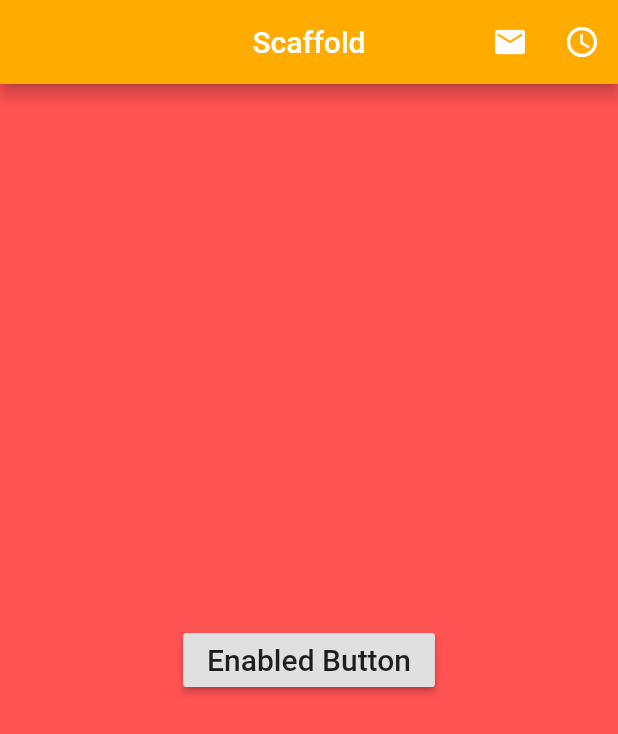
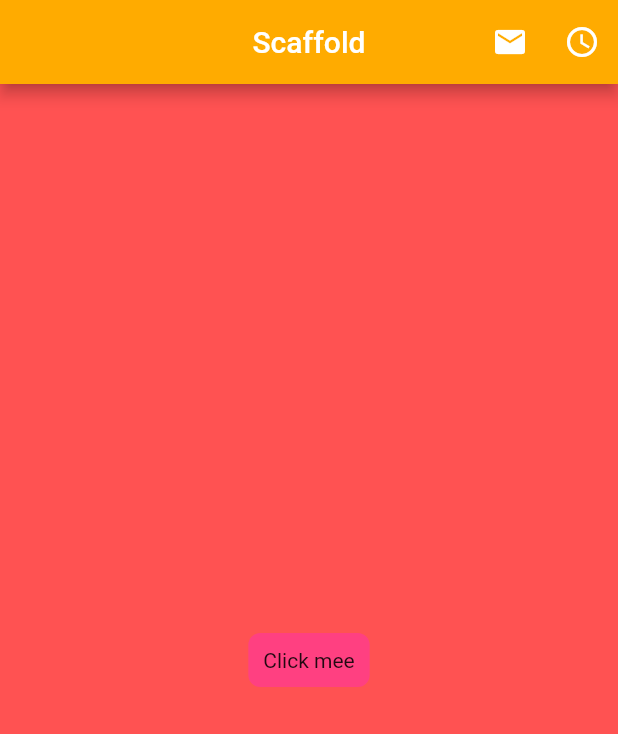
Before and after one commit to bedezub/flutter-hello-world, a Flutter app: the screen it shows after launch, on a phone screen of 412 x 824 dp. Shown: the top 734 px of the screen. Run offline on Flutter 3.47's test engine with Material 2 defaults, Android fonts, the phone set to English and light mode, and no system bars.

Commit message:
Custom Button

```diff
--- /dev/null
+++ b/lib/buttons/custom_button.dart
@@ -0,0 +1,25 @@
+import 'package:flutter/material.dart';
+
+class CustomButton extends StatelessWidget {
+  @override
+  Widget build(BuildContext context) {
+    return GestureDetector(onTap: () {
+
+      final snackBar = SnackBar(
+        content: Text("Hello Again!"),
+      );
+      Scaffold.of(context).showSnackBar(snackBar);
+    },
+
+      child: Container(
+        padding: EdgeInsets.all(10.0),
+        decoration: BoxDecoration(
+          color: Colors.pinkAccent,
+          borderRadius: BorderRadius.circular(8.0)
+        ),
+
+        child: Text("Click mee"),
+      ),
+    );
+  }
+}
--- a/lib/ui/home.dart
+++ b/lib/ui/home.dart
@@ -1,4 +1,5 @@
 import 'package:flutter/material.dart';
+import 'package:hello_world/buttons/custom_button.dart';
 
 class ScaffoldExample extends StatelessWidget {
   _tapButton() {
@@ -17,32 +18,29 @@ class ScaffoldExample extends StatelessWidget {
             icon: Icon(Icons.email),
             onPressed: () => debugPrint("Email send!"),
           ),
-
           IconButton(
             icon: Icon(Icons.access_time),
             onPressed: () => _tapButton(),
           )
         ],
       ),
-
       backgroundColor: Colors.redAccent,
-
       body: Container(
           alignment: Alignment.center,
           child: Column(
               mainAxisAlignment: MainAxisAlignment.center,
               children: <Widget>[
 
-            InkWell(
+                CustomButton()
 
-            child: RaisedButton(
-              onPressed: () => debugPrint("tapping button"),
-              child: const Text('Enabled Button', style: TextStyle(fontSize: 20)),
-            ),
-            )
-          ]
-        )
-      ),
+                // InkWell(
+                //   child: RaisedButton(
+                //     onPressed: () => debugPrint("tapping button"),
+                //     child: const Text('Enabled Button',
+                //         style: TextStyle(fontSize: 20)),
+                //   ),
+                // )
+              ])),
     );
   }
 }
```
Lines whose indentation alone changed are shown as unchanged.
